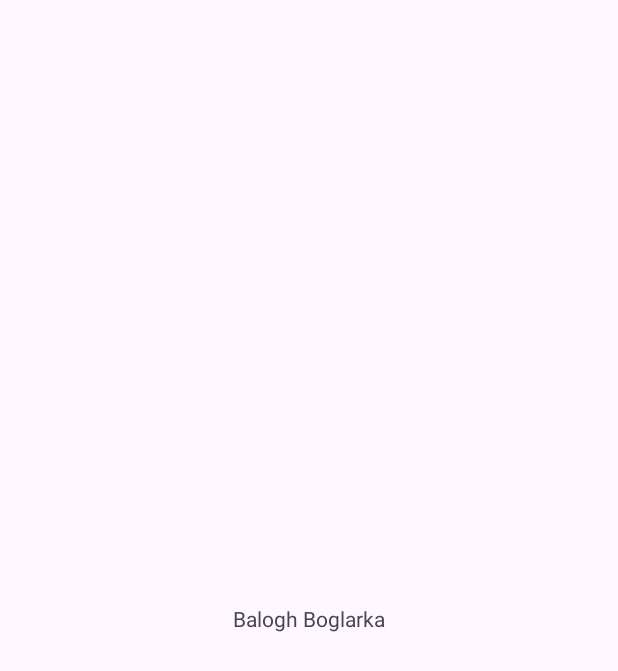
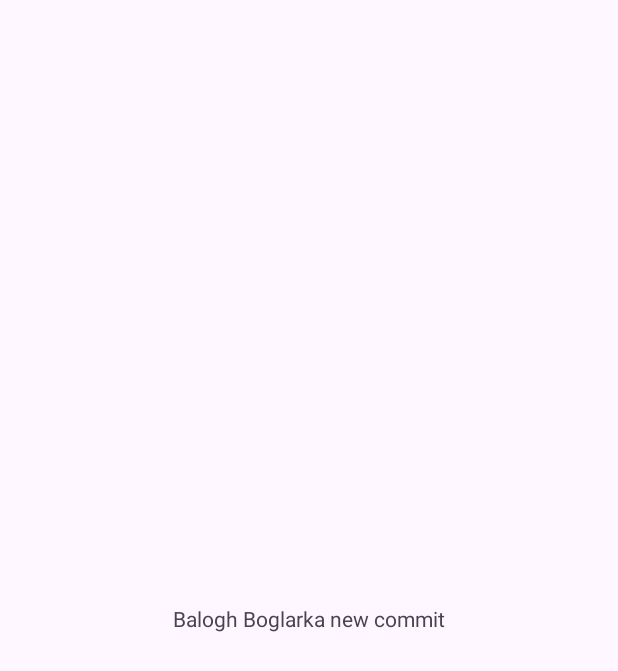
Before and after one commit to bogibalogh/proba, an Android app: the screen it shows after launch (MainActivity), on a phone screen of 412 x 824 dp. Before the commit the part shown is almost empty. Shown: the top 671 px of the screen. Run offline under Robolectric (Android 15) with nearby library versions, the phone set to English and light mode, and no system bars.

Commit message:
View commit

```diff
--- a/app/src/main/res/layout/activity_main.xml
+++ b/app/src/main/res/layout/activity_main.xml
@@ -10,7 +10,7 @@
     <TextView
         android:layout_width="wrap_content"
         android:layout_height="wrap_content"
-        android:text="Balogh Boglarka"
+        android:text="Balogh Boglarka new commit"
         app:layout_constraintBottom_toBottomOf="parent"
         app:layout_constraintEnd_toEndOf="parent"
         app:layout_constraintStart_toStartOf="parent"
```
